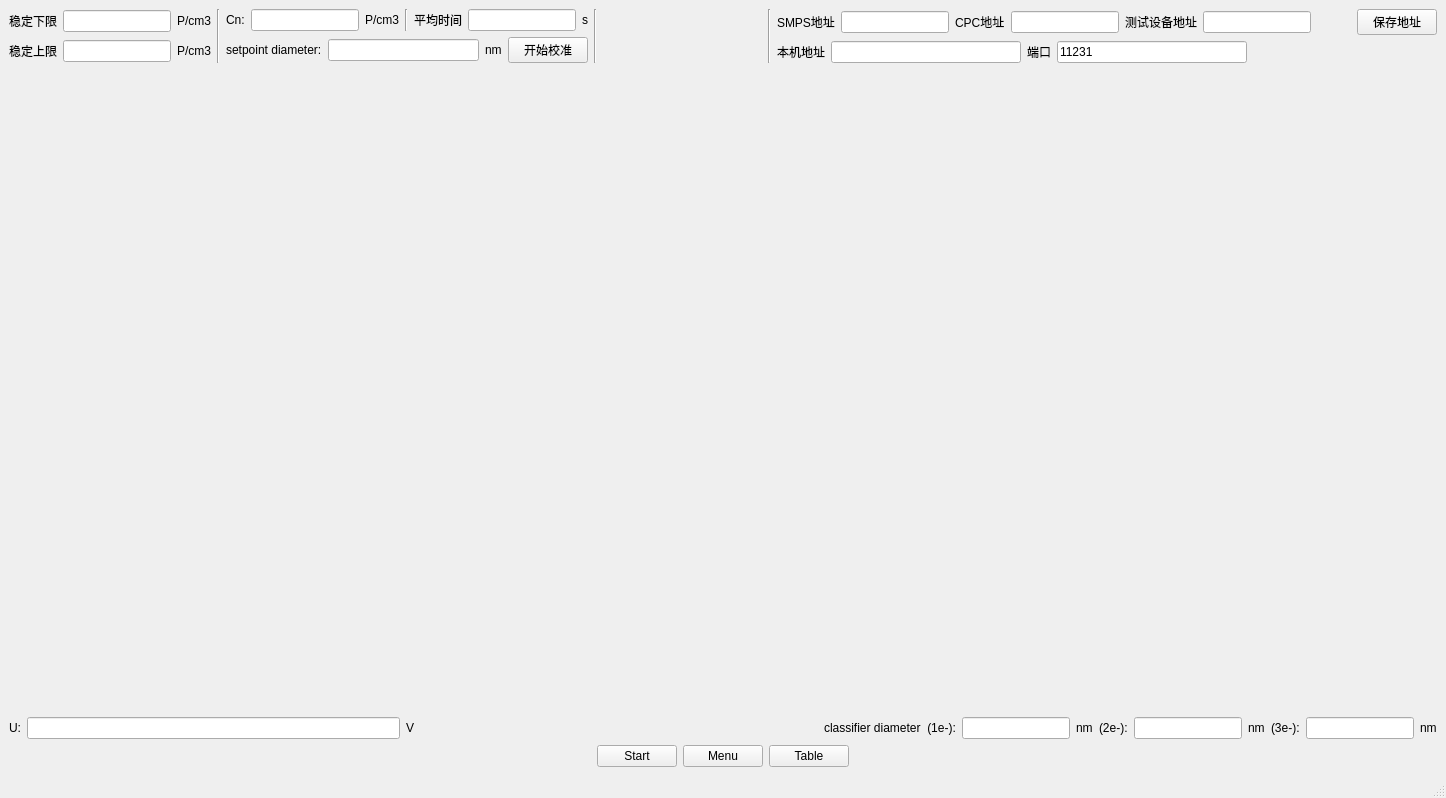
Above: mainwindow.ui from walkblank/measureTool before the change. Below: the same form after it.
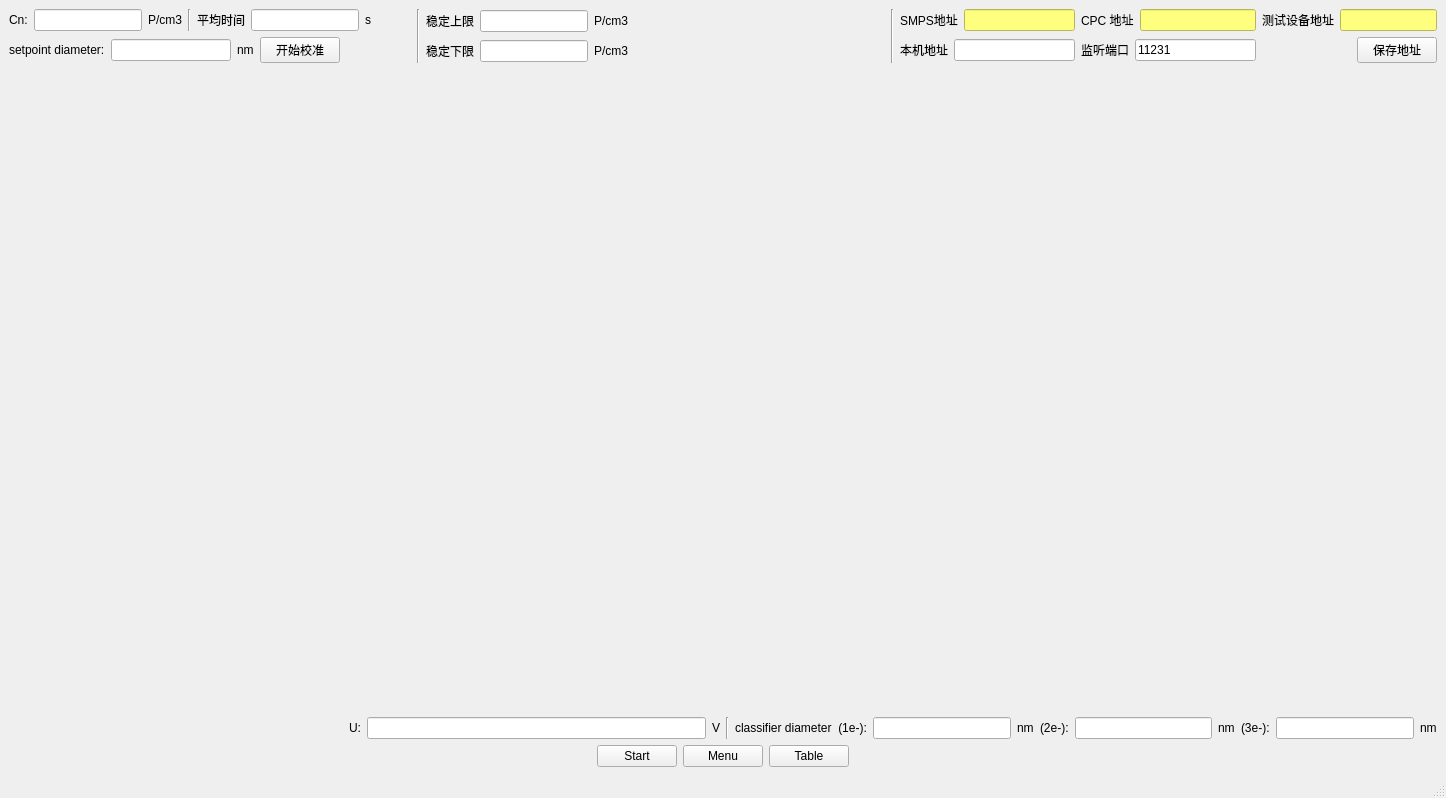
That is the form after the change.

Diff of the .ui file:
```diff
--- a/mainwindow.ui
+++ b/mainwindow.ui
@@ -17,73 +17,6 @@
    <layout class="QVBoxLayout" name="verticalLayout" stretch="0,1,0,0">
     <item>
      <layout class="QHBoxLayout" name="horizontalLayout_11">
-      <item>
-       <layout class="QVBoxLayout" name="verticalLayout_3">
-        <item>
-         <layout class="QHBoxLayout" name="horizontalLayout_3">
-          <item>
-           <widget class="QLabel" name="label_2">
-            <property name="text">
-             <string>稳定下限</string>
-            </property>
-           </widget>
-          </item>
-          <item>
-           <widget class="QLineEdit" name="lowerValue">
-            <property name="layoutDirection">
-             <enum>Qt::RightToLeft</enum>
-            </property>
-            <property name="alignment">
-             <set>Qt::AlignRight|Qt::AlignTrailing|Qt::AlignVCenter</set>
-            </property>
-           </widget>
-          </item>
-          <item>
-           <widget class="QLabel" name="label_5">
-            <property name="text">
-             <string>P/cm3</string>
-            </property>
-           </widget>
-          </item>
-         </layout>
-        </item>
-        <item>
-         <layout class="QHBoxLayout" name="horizontalLayout_2">
-          <item>
-           <widget class="QLabel" name="label">
-            <property name="text">
-             <string>稳定上限</string>
-            </property>
-           </widget>
-          </item>
-          <item>
-           <widget class="QLineEdit" name="upperValue">
-            <property name="layoutDirection">
-             <enum>Qt::RightToLeft</enum>
-            </property>
-            <property name="alignment">
-             <set>Qt::AlignRight|Qt::AlignTrailing|Qt::AlignVCenter</set>
-            </property>
-           </widget>
-          </item>
-          <item>
-           <widget class="QLabel" name="label_4">
-            <property name="text">
-             <string>P/cm3</string>
-            </property>
-           </widget>
-          </item>
-         </layout>
-        </item>
-       </layout>
-      </item>
-      <item>
-       <widget class="Line" name="line">
-        <property name="orientation">
-         <enum>Qt::Vertical</enum>
-        </property>
-       </widget>
-      </item>
       <item>
        <layout class="QVBoxLayout" name="verticalLayout_4">
         <item>
@@ -129,6 +62,19 @@
             </property>
            </widget>
           </item>
+          <item>
+           <spacer name="horizontalSpacer_8">
+            <property name="orientation">
+             <enum>Qt::Horizontal</enum>
+            </property>
+            <property name="sizeHint" stdset="0">
+             <size>
+              <width>40</width>
+              <height>20</height>
+             </size>
+            </property>
+           </spacer>
+          </item>
          </layout>
         </item>
         <item>
@@ -141,7 +87,20 @@
            </widget>
           </item>
           <item>
-           <widget class="QLineEdit" name="setMeter"/>
+           <widget class="QLineEdit" name="setMeter">
+            <property name="minimumSize">
+             <size>
+              <width>120</width>
+              <height>0</height>
+             </size>
+            </property>
+            <property name="maximumSize">
+             <size>
+              <width>120</width>
+              <height>16777215</height>
+             </size>
+            </property>
+           </widget>
           </item>
           <item>
            <widget class="QLabel" name="label_6">
@@ -157,17 +116,128 @@
             </property>
            </widget>
           </item>
+          <item>
+           <spacer name="horizontalSpacer_9">
+            <property name="orientation">
+             <enum>Qt::Horizontal</enum>
+            </property>
+            <property name="sizeHint" stdset="0">
+             <size>
+              <width>40</width>
+              <height>20</height>
+             </size>
+            </property>
+           </spacer>
+          </item>
          </layout>
         </item>
        </layout>
       </item>
       <item>
-       <widget class="Line" name="line_3">
+       <widget class="Line" name="line">
         <property name="orientation">
          <enum>Qt::Vertical</enum>
         </property>
        </widget>
       </item>
+      <item>
+       <layout class="QVBoxLayout" name="verticalLayout_3">
+        <item>
+         <layout class="QHBoxLayout" name="horizontalLayout_2">
+          <item>
+           <widget class="QLabel" name="label">
+            <property name="text">
+             <string>稳定上限</string>
+            </property>
+           </widget>
+          </item>
+          <item>
+           <widget class="QLineEdit" name="upperValue">
+            <property name="maximumSize">
+             <size>
+              <width>120</width>
+              <height>16777215</height>
+             </size>
+            </property>
+            <property name="layoutDirection">
+             <enum>Qt::RightToLeft</enum>
+            </property>
+            <property name="alignment">
+             <set>Qt::AlignRight|Qt::AlignTrailing|Qt::AlignVCenter</set>
+            </property>
+           </widget>
+          </item>
+          <item>
+           <widget class="QLabel" name="label_4">
+            <property name="text">
+             <string>P/cm3</string>
+            </property>
+           </widget>
+          </item>
+          <item>
+           <spacer name="horizontalSpacer_6">
+            <property name="orientation">
+             <enum>Qt::Horizontal</enum>
+            </property>
+            <property name="sizeHint" stdset="0">
+             <size>
+              <width>40</width>
+              <height>20</height>
+             </size>
+            </property>
+           </spacer>
+          </item>
+         </layout>
+        </item>
+        <item>
+         <layout class="QHBoxLayout" name="horizontalLayout_3">
+          <item>
+           <widget class="QLabel" name="label_2">
+            <property name="text">
+             <string>稳定下限</string>
+            </property>
+           </widget>
+          </item>
+          <item>
+           <widget class="QLineEdit" name="lowerValue">
+            <property name="maximumSize">
+             <size>
+              <width>120</width>
+              <height>16777215</height>
+             </size>
+            </property>
+            <property name="layoutDirection">
+             <enum>Qt::RightToLeft</enum>
+            </property>
+            <property name="alignment">
+             <set>Qt::AlignRight|Qt::AlignTrailing|Qt::AlignVCenter</set>
+            </property>
+           </widget>
+          </item>
+          <item>
+           <widget class="QLabel" name="label_5">
+            <property name="text">
+             <string>P/cm3</string>
+            </property>
+           </widget>
+          </item>
+          <item>
+           <spacer name="horizontalSpacer_7">
+            <property name="orientation">
+             <enum>Qt::Horizontal</enum>
+            </property>
+            <property name="sizeHint" stdset="0">
+             <size>
+              <width>40</width>
+              <height>20</height>
+             </size>
+            </property>
+           </spacer>
+          </item>
+         </layout>
+        </item>
+       </layout>
+      </item>
       <item>
        <spacer name="horizontalSpacer_5">
         <property name="orientation">
@@ -191,7 +261,9 @@
       <item>
        <layout class="QVBoxLayout" name="verticalLayout_2">
         <item>
-         <layout class="QHBoxLayout" name="horizontalLayout_6">
+         <layout class="QHBoxLayout" name="horizontalLayout_6" stretch="1,1,1">
+          <item>
+           <layout class="QHBoxLayout" name="horizontalLayout_10">
           <item>
            <widget class="QLabel" name="label_21">
             <property name="text">
@@ -200,18 +272,34 @@
            </widget>
           </item>
           <item>
-           <widget class="QLineEdit" name="smpsAddr"/>
-          </item>
+             <widget class="QLineEdit" name="smpsAddr">
+              <property name="styleSheet">
+               <string notr="true">background-color: rgb(255, 255, 127);</string>
+              </property>
+             </widget>
+            </item>
+           </layout>
+          </item>
+          <item>
+           <layout class="QHBoxLayout" name="horizontalLayout_13">
           <item>
            <widget class="QLabel" name="label_22">
             <property name="text">
-             <string>CPC地址</string>
+               <string>CPC 地址</string>
             </property>
            </widget>
           </item>
           <item>
-           <widget class="QLineEdit" name="cpcAddr"/>
-          </item>
+             <widget class="QLineEdit" name="cpcAddr">
+              <property name="styleSheet">
+               <string notr="true">background-color: rgb(255, 255, 127);</string>
+              </property>
+             </widget>
+            </item>
+           </layout>
+          </item>
+          <item>
+           <layout class="QHBoxLayout" name="horizontalLayout_14">
           <item>
            <widget class="QLabel" name="label_23">
             <property name="text">
@@ -220,32 +308,20 @@
            </widget>
           </item>
           <item>
-           <widget class="QLineEdit" name="testDevAddr"/>
-          </item>
-          <item>
-           <spacer name="horizontalSpacer_6">
-            <property name="orientation">
-             <enum>Qt::Horizontal</enum>
-            </property>
-            <property name="sizeHint" stdset="0">
-             <size>
-              <width>40</width>
-              <height>20</height>
-             </size>
-            </property>
-           </spacer>
-          </item>
-          <item>
-           <widget class="QPushButton" name="saveBtn">
-            <property name="text">
-             <string>保存地址</string>
+             <widget class="QLineEdit" name="testDevAddr">
+              <property name="styleSheet">
+               <string notr="true">background-color: rgb(255, 255, 127);</string>
             </property>
            </widget>
           </item>
          </layout>
         </item>
+         </layout>
+        </item>
         <item>
-         <layout class="QHBoxLayout" name="horizontalLayout_12" stretch="0,0,0,0,0">
+         <layout class="QHBoxLayout" name="horizontalLayout_12" stretch="1,1,1">
+          <item>
+           <layout class="QHBoxLayout" name="horizontalLayout_16">
           <item>
            <widget class="QLabel" name="label_19">
             <property name="text">
@@ -256,10 +332,14 @@
           <item>
            <widget class="QLineEdit" name="localAddr"/>
           </item>
+           </layout>
+          </item>
+          <item>
+           <layout class="QHBoxLayout" name="horizontalLayout_17">
           <item>
            <widget class="QLabel" name="label_20">
             <property name="text">
-             <string>端口</string>
+               <string>监听端口</string>
             </property>
            </widget>
           </item>
@@ -270,6 +350,10 @@
             </property>
            </widget>
           </item>
+           </layout>
+          </item>
+          <item>
+           <layout class="QHBoxLayout" name="horizontalLayout_15">
           <item>
            <spacer name="horizontalSpacer_3">
             <property name="orientation">
@@ -283,6 +367,15 @@
             </property>
            </spacer>
           </item>
+            <item>
+             <widget class="QPushButton" name="saveBtn">
+              <property name="text">
+               <string>保存地址</string>
+              </property>
+             </widget>
+            </item>
+           </layout>
+          </item>
          </layout>
         </item>
        </layout>
@@ -296,6 +389,19 @@
      <layout class="QHBoxLayout" name="horizontalLayout_7">
       <item>
        <layout class="QHBoxLayout" name="horizontalLayout_8">
+        <item>
+         <spacer name="horizontalSpacer_2">
+          <property name="orientation">
+           <enum>Qt::Horizontal</enum>
+          </property>
+          <property name="sizeHint" stdset="0">
+           <size>
+            <width>40</width>
+            <height>20</height>
+           </size>
+          </property>
+         </spacer>
+        </item>
         <item>
          <widget class="QLabel" name="label_11">
           <property name="text">
@@ -315,21 +421,15 @@
         </item>
        </layout>
       </item>
-      <item>
-       <spacer name="horizontalSpacer_2">
-        <property name="orientation">
-         <enum>Qt::Horizontal</enum>
-        </property>
-        <property name="sizeHint" stdset="0">
-         <size>
-          <width>40</width>
-          <height>20</height>
-         </size>
-        </property>
-       </spacer>
-      </item>
       <item>
        <layout class="QHBoxLayout" name="horizontalLayout_9">
+        <item>
+         <widget class="Line" name="line_3">
+          <property name="orientation">
+           <enum>Qt::Vertical</enum>
+          </property>
+         </widget>
+        </item>
         <item>
          <widget class="QLabel" name="label_13">
           <property name="text">
```
Lines whose indentation alone changed are shown as unchanged.
